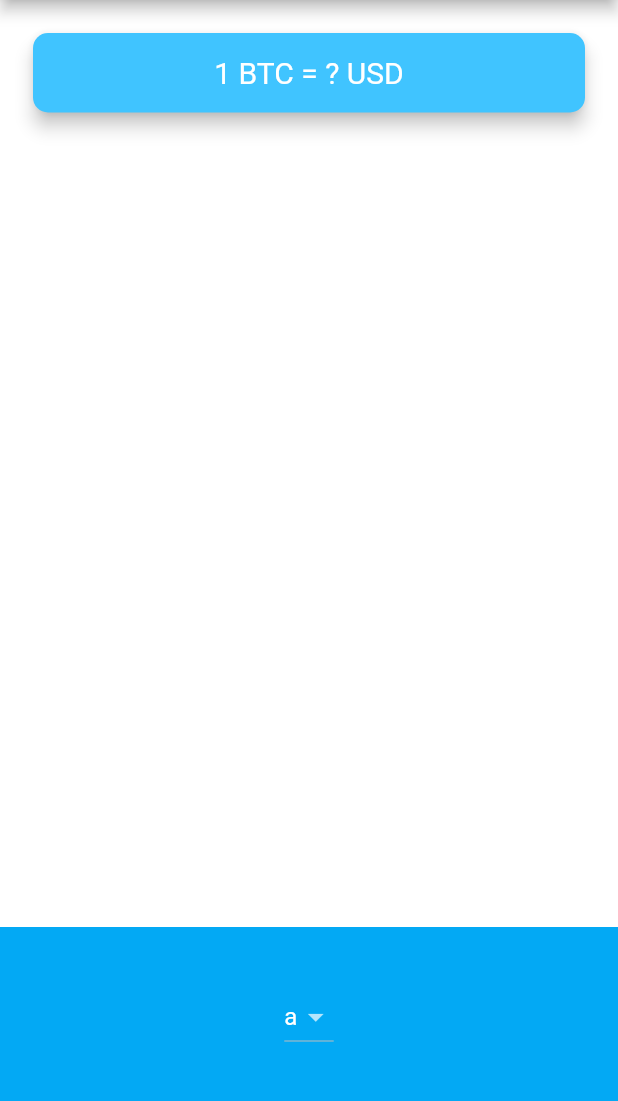
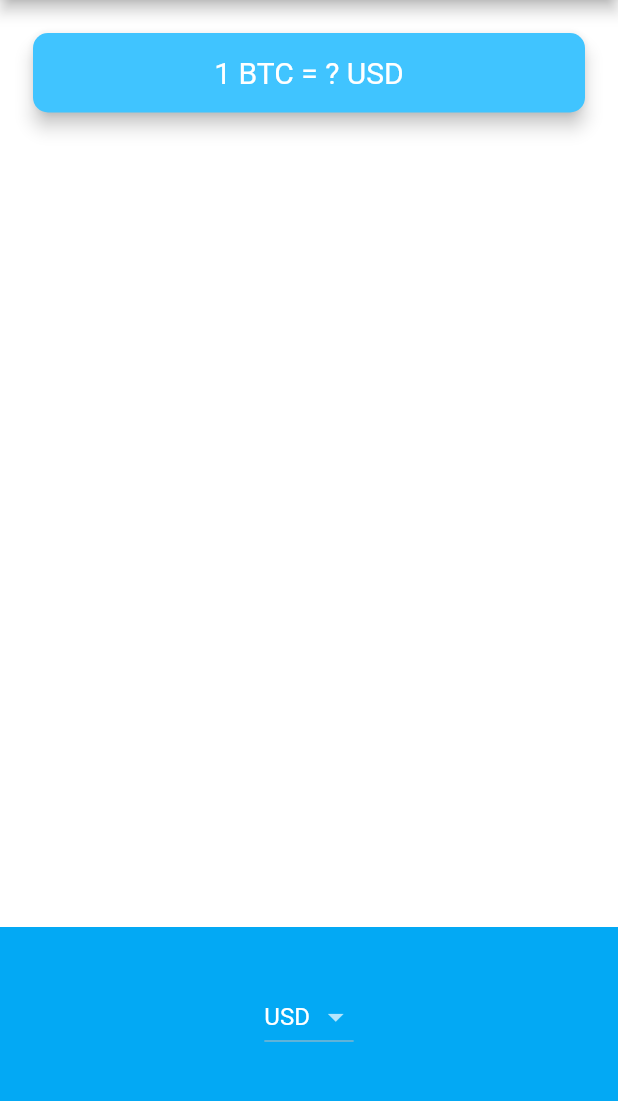
Before and after one commit to itayxsagiv/crypto-coins-ticker-flutter, a Flutter app: the screen it shows after launch, on a phone screen of 412 x 824 dp, the part 84-1185 px from its top. Run offline on Flutter 3.47's test engine with Material 2 defaults, Android fonts, the phone set to English and light mode, and no system bars.

Commit message:
Step 4 - Widgets with loops

```diff
--- a/lib/price_screen.dart
+++ b/lib/price_screen.dart
@@ -1,3 +1,4 @@
+import 'package:bitcoin_ticker/coin_data.dart';
 import 'package:flutter/material.dart';
 
 class PriceScreen extends StatefulWidget {
@@ -6,7 +7,19 @@ class PriceScreen extends StatefulWidget {
 }
 
 class _PriceScreenState extends State<PriceScreen> {
-  String selectedCurrency = 'a';
+  String selectedCurrency = 'USD';
+
+  List<DropdownMenuItem> getDropdownItems() {
+    List<DropdownMenuItem<String>> currenciesItems = [];
+    for (String currency in currenciesList) {
+      DropdownMenuItem<String> currencyItem = DropdownMenuItem(
+        child: Text(currency),
+        value: currency,
+      );
+      currenciesItems.add(currencyItem);
+    }
+    return currenciesItems;
+  }
 
   @override
   Widget build(BuildContext context) {
@@ -46,16 +59,7 @@ class _PriceScreenState extends State<PriceScreen> {
             color: Colors.lightBlue,
             child: DropdownButton<String>(
               value: selectedCurrency,
-              items: [
-                DropdownMenuItem(
-                  child: Text('a'),
-                  value: 'a',
-                ),
-                DropdownMenuItem(
-                  child: Text('b'),
-                  value: 'b',
-                ),
-              ],
+              items: getDropdownItems(),
               onChanged: (value) {
                 setState(() {
                   selectedCurrency = value;
```
